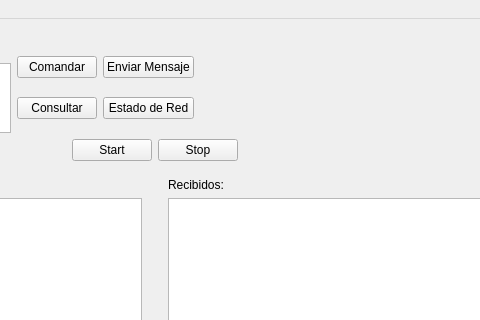
Qt form mainwindow.ui (arukagiri/interfazLAC) before a commit; both pictures show x 267 to 747 and y 0 to 320 of the 840 by 541 pixel window.
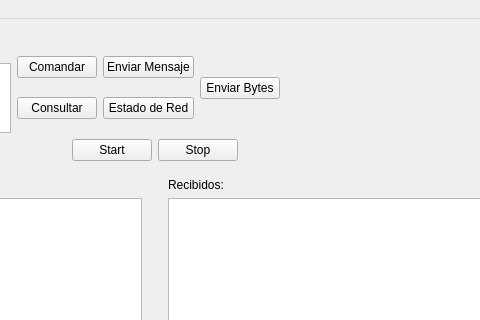
The same form after that commit.

Commit message: perdon por putear, ahora esta andando. Ademas le agregue la ventana de enviar byte pero no los envia jeje

What changed in the file:
```diff
--- a/mainwindow.ui
+++ b/mainwindow.ui
@@ -83,6 +83,13 @@
          </item>
         </layout>
        </item>
+       <item>
+        <widget class="QPushButton" name="button_ESTADO_RED_2">
+         <property name="text">
+          <string>Enviar Bytes</string>
+         </property>
+        </widget>
+       </item>
        <item>
         <spacer name="horizontalSpacer_3">
          <property name="orientation">
```
The commit also changes 14 other files.
